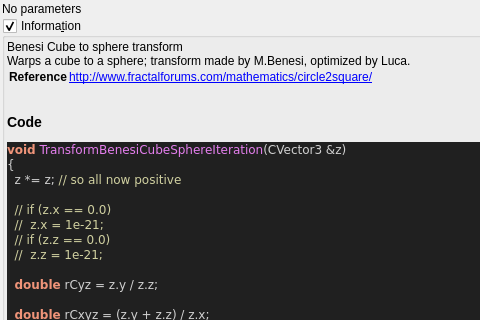
The window that mandelbulber2/qt_data/fractal_transf_benesi_cube_sphere.ui (buddhi1980/mandelbulber2) describes before a commit, drawn with Qt 5; both pictures show x 0 to 480 and y 0 to 320 of the 685 by 695 pixel window.
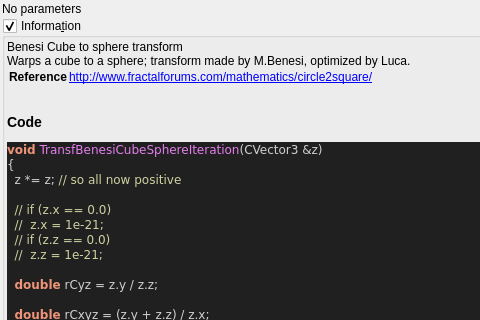
The same window after the commit. Custom widgets are drawn as their Qt base class.

```diff
--- a/mandelbulber2/qt_data/fractal_transf_benesi_cube_sphere.ui
+++ b/mandelbulber2/qt_data/fractal_transf_benesi_cube_sphere.ui
@@ -75,7 +75,7 @@
 &lt;/table&gt;
 &lt;h3&gt;Code&lt;/h3&gt;
 &lt;body style=&quot;background-color:#202020&quot;&gt;
-&lt;pre style=&quot;color:#d0d0d0; background-color:#202020;  font-family:'Courier New',monospace;&quot;&gt;&lt;span style=&quot;color:#f09479; font-weight:bold&quot;&gt;void&lt;/span&gt; &lt;span style=&quot;color:#e47eed&quot;&gt;TransformBenesiCubeSphereIteration&lt;/span&gt;&lt;span style=&quot;color:#d0d0d0&quot;&gt;(&lt;/span&gt;CVector3 &lt;span style=&quot;color:#d0d0d0&quot;&gt;&amp;amp;&lt;/span&gt;z&lt;span style=&quot;color:#d0d0d0&quot;&gt;)&lt;/span&gt;
+&lt;pre style=&quot;color:#d0d0d0; background-color:#202020;  font-family:'Courier New',monospace;&quot;&gt;&lt;span style=&quot;color:#f09479; font-weight:bold&quot;&gt;void&lt;/span&gt; &lt;span style=&quot;color:#e47eed&quot;&gt;TransfBenesiCubeSphereIteration&lt;/span&gt;&lt;span style=&quot;color:#d0d0d0&quot;&gt;(&lt;/span&gt;CVector3 &lt;span style=&quot;color:#d0d0d0&quot;&gt;&amp;amp;&lt;/span&gt;z&lt;span style=&quot;color:#d0d0d0&quot;&gt;)&lt;/span&gt;
 &lt;span style=&quot;color:#d0d0d0&quot;&gt;{&lt;/span&gt;
   z &lt;span style=&quot;color:#d0d0d0&quot;&gt;*=&lt;/span&gt; z&lt;span style=&quot;color:#d0d0d0&quot;&gt;;&lt;/span&gt; &lt;span style=&quot;color:#d0d0a0&quot;&gt;// so all now positive&lt;/span&gt;
 
```
